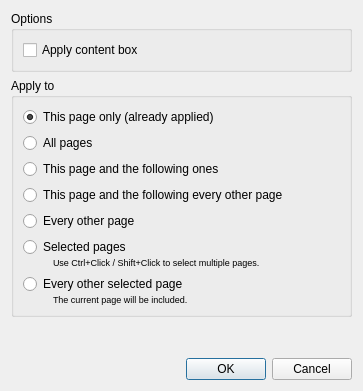
Old version of the form filters/select_content/ui/SelectContentApplyDialog.ui in the repository ImageProcessing-ElectronicPublications/scantailor-deviant.
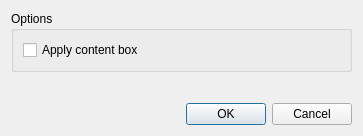
New version of the form. Custom widgets are drawn as their Qt base class.

Commit message:
Unified page range selection widget
All Apply to.. dialogs now use one widget for this.
Its logic is changed from "What pages to include" to combination "Page range" and "Excluding from range" which is more flexible.
To make UX transition easier for user counters of excluded and affected (range minus excluded) pages are displayed.
Also targeted pages are highlighted with yellow in thumbs list.

The edit to the form file:
```diff
--- a/filters/select_content/ui/SelectContentApplyDialog.ui
+++ b/filters/select_content/ui/SelectContentApplyDialog.ui
@@ -10,7 +10,7 @@
     <x>0</x>
     <y>0</y>
     <width>363</width>
-    <height>391</height>
+    <height>136</height>
    </rect>
   </property>
   <property name="windowTitle">
@@ -34,213 +34,7 @@
     </widget>
    </item>
    <item>
-    <widget class="QGroupBox" name="groupBox">
-     <property name="title">
-      <string>Apply to</string>
-     </property>
-     <layout class="QVBoxLayout" name="verticalLayout_5">
-      <item>
-       <widget class="QRadioButton" name="thisPageOnlyRB">
-        <property name="text">
-         <string>This page only (already applied)</string>
-        </property>
-        <property name="checked">
-         <bool>true</bool>
-        </property>
-       </widget>
-      </item>
-      <item>
-       <widget class="QRadioButton" name="allPagesRB">
-        <property name="text">
-         <string>All pages</string>
-        </property>
-       </widget>
-      </item>
-      <item>
-       <widget class="QRadioButton" name="thisPageAndFollowersRB">
-        <property name="text">
-         <string>This page and the following ones</string>
-        </property>
-       </widget>
-      </item>
-      <item>
-       <widget class="QWidget" name="everyOtherPageWidget" native="true">
-        <layout class="QVBoxLayout" name="verticalLayout_3">
-         <property name="spacing">
-          <number>0</number>
-         </property>
-         <property name="leftMargin">
-          <number>0</number>
-         </property>
-         <property name="topMargin">
-          <number>0</number>
-         </property>
-         <property name="rightMargin">
-          <number>0</number>
-         </property>
-         <property name="bottomMargin">
-          <number>0</number>
-         </property>
-         <item>
-          <widget class="QWidget" name="everyOtherWidget" native="true">
-           <layout class="QVBoxLayout" name="verticalLayout_2">
-            <property name="spacing">
-             <number>0</number>
-            </property>
-            <property name="leftMargin">
-             <number>0</number>
-            </property>
-            <property name="topMargin">
-             <number>0</number>
-            </property>
-            <property name="rightMargin">
-             <number>0</number>
-            </property>
-            <property name="bottomMargin">
-             <number>0</number>
-            </property>
-            <item>
-             <widget class="QRadioButton" name="thisEveryOtherRB">
-              <property name="text">
-               <string extracomment="All odd or even pages, depending on the current page being odd or even.">This page and the following every other page</string>
-              </property>
-             </widget>
-            </item>
-           </layout>
-          </widget>
-         </item>
-        </layout>
-       </widget>
-      </item>
-      <item>
-       <widget class="QRadioButton" name="everyOtherRB">
-        <property name="text">
-         <string extracomment="All odd or even pages, depending on the current page being odd or even.">Every other page</string>
-        </property>
-       </widget>
-      </item>
-      <item>
-       <widget class="QWidget" name="selectedPagesWidget" native="true">
-        <layout class="QVBoxLayout" name="verticalLayout_4">
-         <property name="spacing">
-          <number>0</number>
-         </property>
-         <property name="leftMargin">
-          <number>0</number>
-         </property>
-         <property name="topMargin">
-          <number>0</number>
-         </property>
-         <property name="rightMargin">
-          <number>0</number>
-         </property>
-         <property name="bottomMargin">
-          <number>0</number>
-         </property>
-         <item>
-          <widget class="QRadioButton" name="selectedPagesRB">
-           <property name="text">
-            <string>Selected pages</string>
-           </property>
-          </widget>
-         </item>
-         <item>
-          <layout class="QHBoxLayout" name="horizontalLayout_3">
-           <item>
-            <spacer name="horizontalSpacer_6">
-             <property name="orientation">
-              <enum>Qt::Horizontal</enum>
-             </property>
-             <property name="sizeType">
-              <enum>QSizePolicy::Fixed</enum>
-             </property>
-             <property name="sizeHint" stdset="0">
-              <size>
-               <width>30</width>
-               <height>0</height>
-              </size>
-             </property>
-            </spacer>
-           </item>
-           <item>
-            <widget class="QLabel" name="selectedPagesHint">
-             <property name="font">
-              <font>
-               <pointsize>7</pointsize>
-              </font>
-             </property>
-             <property name="text">
-              <string>Use Ctrl+Click / Shift+Click to select multiple pages.</string>
-             </property>
-            </widget>
-           </item>
-          </layout>
-         </item>
-        </layout>
-       </widget>
-      </item>
-      <item>
-       <widget class="QWidget" name="everyOtherSelectedWidget" native="true">
-        <layout class="QVBoxLayout" name="verticalLayout">
-         <property name="spacing">
-          <number>0</number>
-         </property>
-         <property name="leftMargin">
-          <number>0</number>
-         </property>
-         <property name="topMargin">
-          <number>0</number>
-         </property>
-         <property name="rightMargin">
-          <number>0</number>
-         </property>
-         <property name="bottomMargin">
-          <number>0</number>
-         </property>
-         <item>
-          <widget class="QRadioButton" name="everyOtherSelectedRB">
-           <property name="text">
-            <string>Every other selected page</string>
-           </property>
-          </widget>
-         </item>
-         <item>
-          <layout class="QHBoxLayout" name="horizontalLayout_5">
-           <item>
-            <spacer name="horizontalSpacer_5">
-             <property name="orientation">
-              <enum>Qt::Horizontal</enum>
-             </property>
-             <property name="sizeType">
-              <enum>QSizePolicy::Fixed</enum>
-             </property>
-             <property name="sizeHint" stdset="0">
-              <size>
-               <width>30</width>
-               <height>0</height>
-              </size>
-             </property>
-            </spacer>
-           </item>
-           <item>
-            <widget class="QLabel" name="everyOtherSelectedHint">
-             <property name="font">
-              <font>
-               <pointsize>7</pointsize>
-              </font>
-             </property>
-             <property name="text">
-              <string>The current page will be included.</string>
-             </property>
-            </widget>
-           </item>
-          </layout>
-         </item>
-        </layout>
-       </widget>
-      </item>
-     </layout>
-    </widget>
+    <widget class="PageRangeSelectorWidget" name="widgetPageRangeSelector" native="true"/>
    </item>
    <item>
     <spacer>
@@ -267,6 +61,14 @@
    </item>
   </layout>
  </widget>
+ <customwidgets>
+  <customwidget>
+   <class>PageRangeSelectorWidget</class>
+   <extends>QWidget</extends>
+   <header>PageRangeSelectorWidget.h</header>
+   <container>1</container>
+  </customwidget>
+ </customwidgets>
  <resources/>
  <connections>
   <connection>
```
The commit also changes 31 other files.
